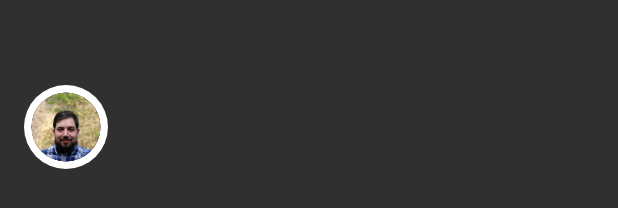
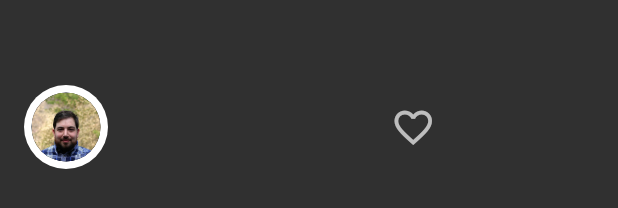
Before and after one commit to hramaroson/fooderlich, a Flutter app: the AuthorCard widget shown alone on an empty page, opened directly, on a phone screen of 412 x 824 dp. Shown: the part 491-699 px from the top of the screen. Run offline on Flutter 3.47's test engine with Material 2 defaults, Android fonts, the phone set to English and light mode, and no system bars; our stand-ins replace google_fonts.

Commit message:
Add favorite IconButton to Card2

```diff
--- a/lib/author_card.dart
+++ b/lib/author_card.dart
@@ -37,6 +37,15 @@ class AuthorCard extends StatelessWidget{
                 style: FooderlichTheme.lightTextTheme.headline3
               )
             ]
+          ),
+          IconButton(
+            icon: const Icon(Icons.favorite_border),
+            iconSize: 30,
+            color: Colors.grey[400],
+            onPressed: (){
+                const snackBar = SnackBar(content: Text("Favorite Pressed"));
+                ScaffoldMessenger.of(context).showSnackBar(snackBar);
+            }
           )
         ],
       )
```
